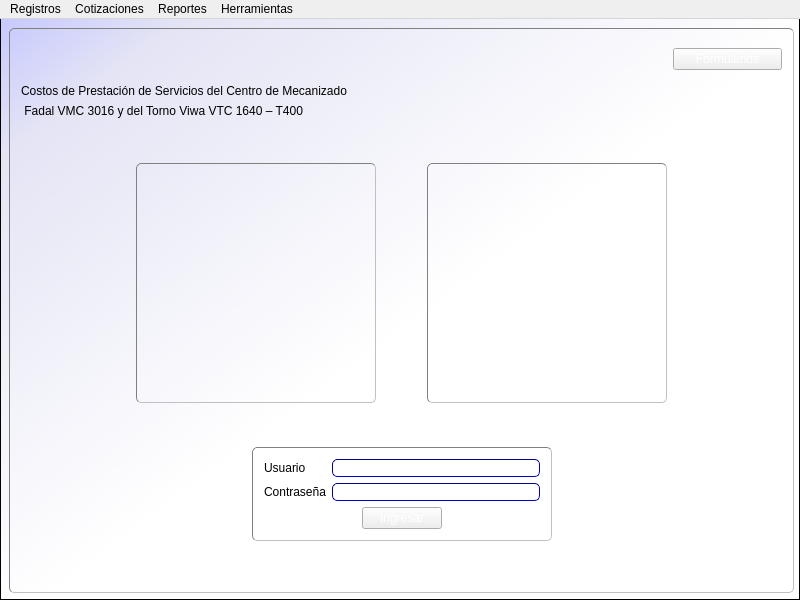
Before: the Qt Designer form cosmec/cosmec.ui in Exxu/cosmec-si, drawn with Qt 5.
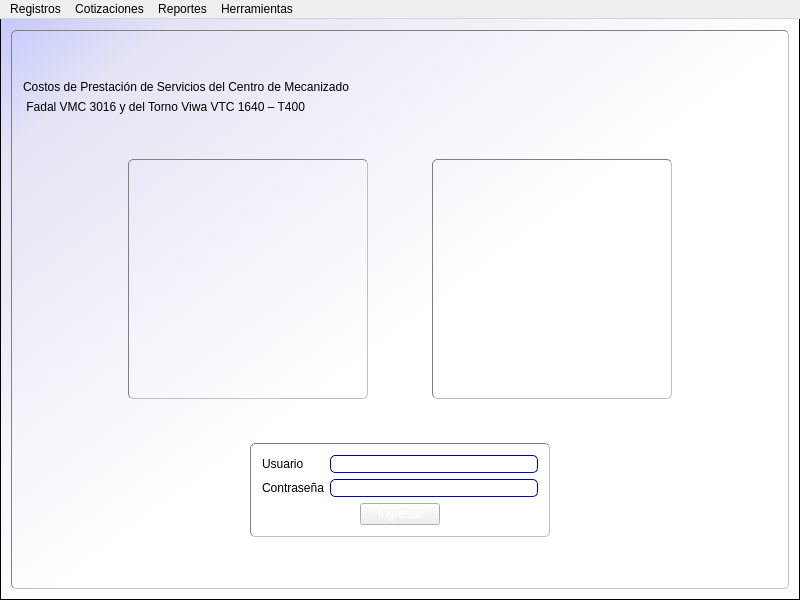
After: the same form once the commit is applied. The open tabs and pages were chosen to show the change. Icons and pictures are not drawn.

Commit message: quitado boton de formularios

```diff
--- a/cosmec/cosmec.ui
+++ b/cosmec/cosmec.ui
@@ -133,18 +133,12 @@
      <height>16777215</height>
     </size>
    </property>
+   <layout class="QVBoxLayout" name="verticalLayout_43">
+    <item>
    <widget class="QStackedWidget" name="stackedWidget">
     <property name="enabled">
      <bool>true</bool>
     </property>
-    <property name="geometry">
-     <rect>
-      <x>9</x>
-      <y>9</y>
-      <width>785</width>
-      <height>565</height>
-     </rect>
-    </property>
     <property name="currentIndex">
      <number>4</number>
     </property>
@@ -232,79 +226,6 @@
         </layout>
        </widget>
       </item>
-      <item row="3" column="1" colspan="3">
-       <layout class="QHBoxLayout" name="horizontalLayout_4">
-        <item>
-         <widget class="QFrame" name="frame_11">
-          <property name="minimumSize">
-           <size>
-            <width>240</width>
-            <height>240</height>
-           </size>
-          </property>
-          <property name="frameShape">
-           <enum>QFrame::Panel</enum>
-          </property>
-          <property name="frameShadow">
-           <enum>QFrame::Sunken</enum>
-          </property>
-          <layout class="QVBoxLayout" name="verticalLayout_28">
-           <item>
-            <widget class="QLabel" name="label_8">
-             <property name="text">
-              <string/>
-             </property>
-             <property name="pixmap">
-              <pixmap>../Win32/Release/espe.png</pixmap>
-             </property>
-            </widget>
-           </item>
-          </layout>
-         </widget>
-        </item>
-        <item>
-         <spacer name="horizontalSpacer_9">
-          <property name="orientation">
-           <enum>Qt::Horizontal</enum>
-          </property>
-          <property name="sizeHint" stdset="0">
-           <size>
-            <width>40</width>
-            <height>20</height>
-           </size>
-          </property>
-         </spacer>
-        </item>
-        <item>
-         <widget class="QFrame" name="frame_2">
-          <property name="minimumSize">
-           <size>
-            <width>240</width>
-            <height>240</height>
-           </size>
-          </property>
-          <property name="frameShape">
-           <enum>QFrame::Panel</enum>
-          </property>
-          <property name="frameShadow">
-           <enum>QFrame::Sunken</enum>
-          </property>
-          <layout class="QVBoxLayout" name="verticalLayout_29">
-           <item>
-            <widget class="QLabel" name="label_9">
-             <property name="text">
-              <string/>
-             </property>
-             <property name="pixmap">
-              <pixmap>../Win32/Release/lmecanica.jpg</pixmap>
-             </property>
-            </widget>
-           </item>
-          </layout>
-         </widget>
-        </item>
-       </layout>
-      </item>
       <item row="1" column="0" colspan="5">
        <layout class="QVBoxLayout" name="verticalLayout_2">
         <item>
@@ -349,13 +270,6 @@
         </property>
        </spacer>
       </item>
-      <item row="0" column="4">
-       <widget class="QPushButton" name="pushButton_10">
-        <property name="text">
-         <string>Formularios</string>
-        </property>
-       </widget>
-      </item>
       <item row="5" column="3">
        <spacer name="horizontalSpacer_13">
         <property name="orientation">
@@ -382,19 +296,6 @@
         </property>
        </spacer>
       </item>
-      <item row="3" column="0">
-       <spacer name="horizontalSpacer_10">
-        <property name="orientation">
-         <enum>Qt::Horizontal</enum>
-        </property>
-        <property name="sizeHint" stdset="0">
-         <size>
-          <width>105</width>
-          <height>20</height>
-         </size>
-        </property>
-       </spacer>
-      </item>
       <item row="4" column="2">
        <spacer name="verticalSpacer_5">
         <property name="orientation">
@@ -408,19 +309,6 @@
         </property>
        </spacer>
       </item>
-      <item row="3" column="4">
-       <spacer name="horizontalSpacer_11">
-        <property name="orientation">
-         <enum>Qt::Horizontal</enum>
-        </property>
-        <property name="sizeHint" stdset="0">
-         <size>
-          <width>105</width>
-          <height>20</height>
-         </size>
-        </property>
-       </spacer>
-      </item>
       <item row="6" column="2">
        <spacer name="verticalSpacer_7">
         <property name="orientation">
@@ -434,6 +322,105 @@
         </property>
        </spacer>
       </item>
+        <item row="3" column="0" colspan="5">
+         <layout class="QHBoxLayout" name="horizontalLayout_4">
+          <item>
+           <spacer name="horizontalSpacer_10">
+            <property name="orientation">
+             <enum>Qt::Horizontal</enum>
+            </property>
+            <property name="sizeHint" stdset="0">
+             <size>
+              <width>105</width>
+              <height>20</height>
+             </size>
+            </property>
+           </spacer>
+          </item>
+          <item>
+           <widget class="QFrame" name="frame_11">
+            <property name="minimumSize">
+             <size>
+              <width>240</width>
+              <height>240</height>
+             </size>
+            </property>
+            <property name="frameShape">
+             <enum>QFrame::Panel</enum>
+            </property>
+            <property name="frameShadow">
+             <enum>QFrame::Sunken</enum>
+            </property>
+            <layout class="QVBoxLayout" name="verticalLayout_28">
+             <item>
+              <widget class="QLabel" name="label_8">
+               <property name="text">
+                <string/>
+               </property>
+               <property name="pixmap">
+                <pixmap>../Win32/Release/espe.png</pixmap>
+               </property>
+              </widget>
+             </item>
+            </layout>
+           </widget>
+          </item>
+          <item>
+           <spacer name="horizontalSpacer_9">
+            <property name="orientation">
+             <enum>Qt::Horizontal</enum>
+            </property>
+            <property name="sizeHint" stdset="0">
+             <size>
+              <width>40</width>
+              <height>20</height>
+             </size>
+            </property>
+           </spacer>
+          </item>
+          <item>
+           <widget class="QFrame" name="frame_2">
+            <property name="minimumSize">
+             <size>
+              <width>240</width>
+              <height>240</height>
+             </size>
+            </property>
+            <property name="frameShape">
+             <enum>QFrame::Panel</enum>
+            </property>
+            <property name="frameShadow">
+             <enum>QFrame::Sunken</enum>
+            </property>
+            <layout class="QVBoxLayout" name="verticalLayout_29">
+             <item>
+              <widget class="QLabel" name="label_9">
+               <property name="text">
+                <string/>
+               </property>
+               <property name="pixmap">
+                <pixmap>../Win32/Release/lmecanica.jpg</pixmap>
+               </property>
+              </widget>
+             </item>
+            </layout>
+           </widget>
+          </item>
+          <item>
+           <spacer name="horizontalSpacer_11">
+            <property name="orientation">
+             <enum>Qt::Horizontal</enum>
+            </property>
+            <property name="sizeHint" stdset="0">
+             <size>
+              <width>105</width>
+              <height>20</height>
+             </size>
+            </property>
+           </spacer>
+          </item>
+         </layout>
+        </item>
      </layout>
     </widget>
     <widget class="QWidget" name="page_3">
@@ -6132,6 +6119,8 @@
      </layout>
     </widget>
    </widget>
+    </item>
+   </layout>
   </widget>
   <widget class="QMenuBar" name="menuBar">
    <property name="enabled">
```
Left out of the diff: 122 changed lines with no effect on the pictures. Lines whose indentation alone changed are shown as unchanged. The commit also changes 25 other files.
